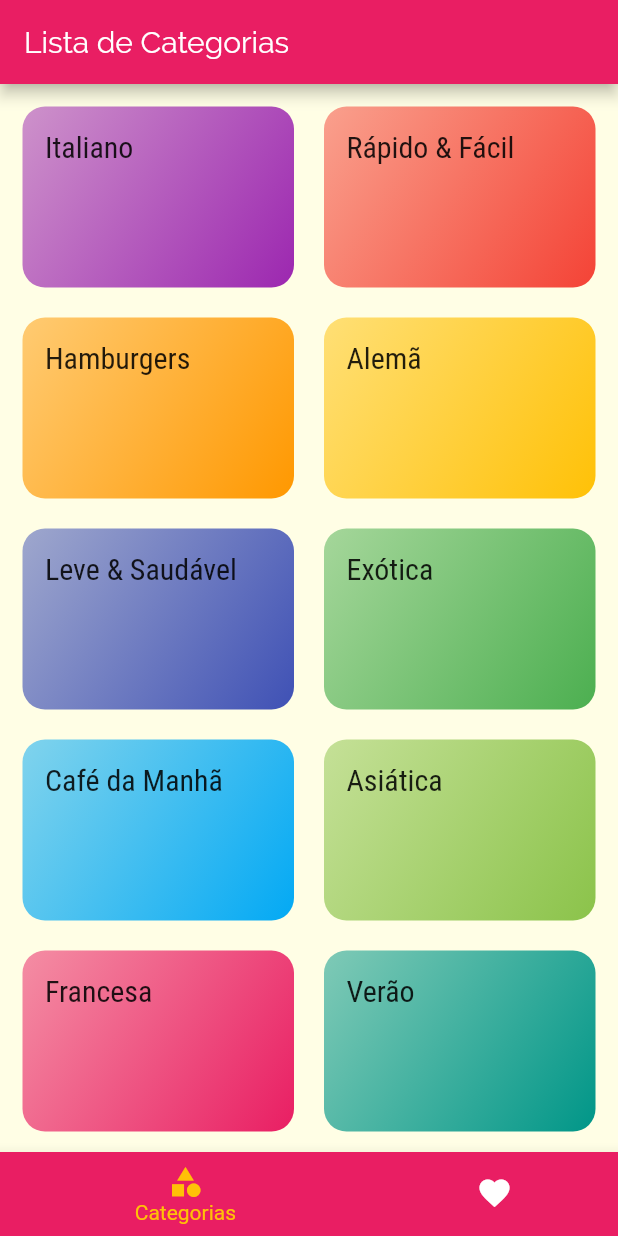
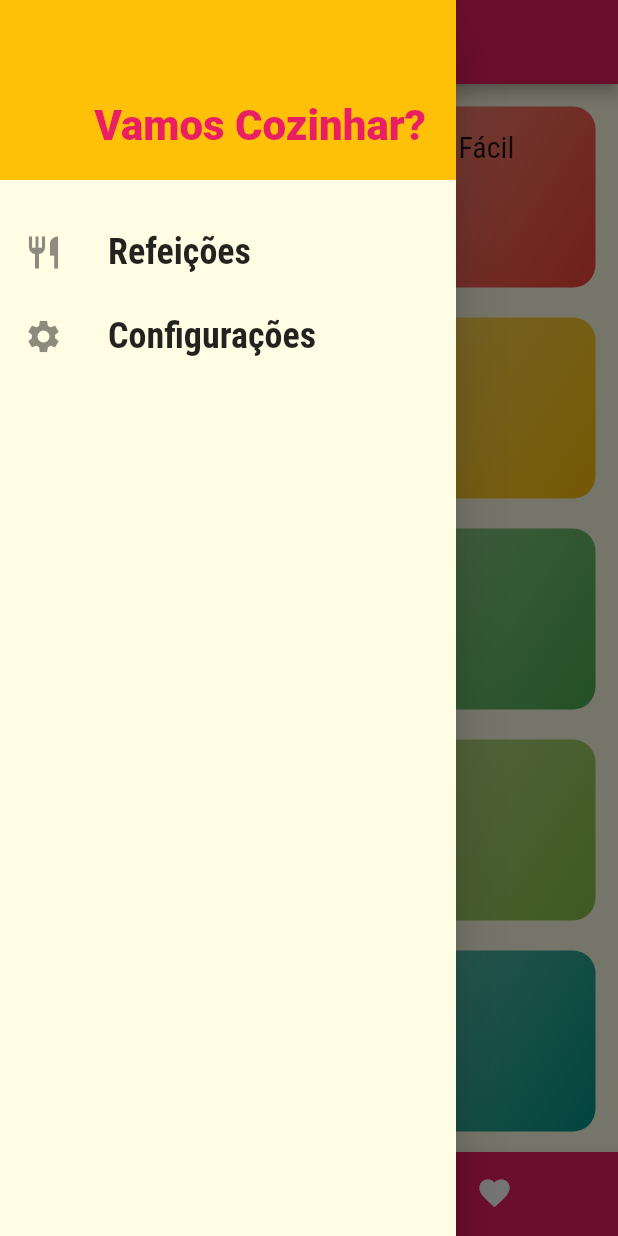
Before and after one commit to allansuru/app-meals, a Flutter app: the screen it shows after launch, with the side drawer open (before the commit the screen has no drawer), on a phone screen of 412 x 824 dp. Run offline on Flutter 3.47's test engine with Material 2 defaults, Android fonts, the phone set to English and light mode, and no system bars.

Commit message:
adicionando menu lateral esquerdo

```diff
--- /dev/null
+++ b/lib/components/main_drawer.dart
@@ -0,0 +1,51 @@
+import 'package:flutter/material.dart';
+import 'package:meals/utils/app.routes.dart';
+
+class MainDrawer extends StatelessWidget {
+  Widget _createItem(IconData icon, String label, Function onTap) {
+    return ListTile(
+      leading: Icon(
+        icon,
+        size: 26,
+      ),
+      title: Text(label,
+          style: TextStyle(
+            fontFamily: 'RobotoCondensed',
+            fontSize: 24,
+            fontWeight: FontWeight.bold,
+          )),
+      onTap: onTap,
+    );
+  }
+
+  @override
+  Widget build(BuildContext context) {
+    return Drawer(
+      child: Column(
+        children: [
+          Container(
+            child: Text(
+              'Vamos Cozinhar?',
+              style: TextStyle(
+                  fontWeight: FontWeight.w900,
+                  fontSize: 28,
+                  color: Theme.of(context).primaryColor),
+            ),
+            height: 120,
+            width: double.infinity,
+            padding: EdgeInsets.all(20),
+            color: Theme.of(context).accentColor,
+            alignment: Alignment.bottomRight,
+          ),
+          SizedBox(
+            height: 20,
+          ),
+          _createItem(Icons.restaurant, 'Refeições',
+              () => Navigator.of(context).pushNamed(AppRoutes.HOME)),
+          _createItem(Icons.settings, 'Configurações',
+              () => Navigator.of(context).pushNamed(AppRoutes.SETTINGS)),
+        ],
+      ),
+    );
+  }
+}
--- a/lib/main.dart
+++ b/lib/main.dart
@@ -1,6 +1,7 @@
 import 'package:flutter/material.dart';
 import 'package:meals/screens/categories_meals_screen.dart';
 import 'package:meals/screens/meal_detail_screen.dart';
+import 'package:meals/screens/settings_screen.dart';
 import 'package:meals/screens/tabs-screen.dart';
 import 'package:meals/utils/app.routes.dart';
 
@@ -25,6 +26,7 @@ class MyApp extends StatelessWidget {
         AppRoutes.HOME: (ctx) => TabsScreen(),
         AppRoutes.CATEGORIES_MEALS: (ctx) => CategoriesMealScreen(),
         AppRoutes.MEAl_DETAIL: (ctx) => MealDetailScreen(),
+        AppRoutes.SETTINGS: (ctx) => SettingsScreen(),
       },
       onGenerateRoute: null,
       onUnknownRoute: null,
--- /dev/null
+++ b/lib/screens/settings_screen.dart
@@ -0,0 +1,15 @@
+import 'package:flutter/material.dart';
+
+class SettingsScreen extends StatelessWidget {
+  @override
+  Widget build(BuildContext context) {
+    return Scaffold(
+      appBar: AppBar(
+        title: Text('Configurações'),
+      ),
+      body: Center(
+        child: Text('Configs'),
+      ),
+    );
+  }
+}
--- a/lib/screens/tabs-screen.dart
+++ b/lib/screens/tabs-screen.dart
@@ -1,4 +1,5 @@
 import 'package:flutter/material.dart';
+import 'package:meals/components/main_drawer.dart';
 import 'package:meals/screens/categories_screen.dart';
 import 'package:meals/screens/favorite_screen.dart';
 
@@ -46,6 +47,7 @@ class _TabsScreenState extends State<TabsScreen> {
           ],
         ),
         appBar: AppBar(title: Text(_screens[_selectedScreenIndex]['title'])),
-        body: _screens[_selectedScreenIndex]['screen']);
+        body: _screens[_selectedScreenIndex]['screen'],
+        drawer: MainDrawer());
   }
 }
--- a/lib/utils/app.routes.dart
+++ b/lib/utils/app.routes.dart
@@ -2,4 +2,5 @@ class AppRoutes {
   static const HOME = '/';
   static const CATEGORIES_MEALS = '/categories-meals';
   static const MEAl_DETAIL = '/meal-detail';
+  static const SETTINGS = '/settings';
 }
```
